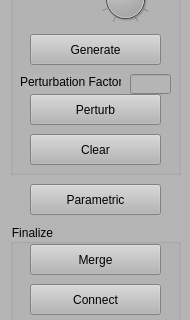
Before: the Qt Designer form StreetDesigner/ControlWidget.ui in gnishida/StreetDesigner, drawn with Qt 5; both pictures show x 0 to 190 and y 596 to 916 of the 190 by 916 pixel window.
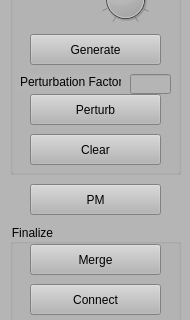
After: the same form once the commit is applied.

The edit to the form file:
```diff
--- a/StreetDesigner/ControlWidget.ui
+++ b/StreetDesigner/ControlWidget.ui
@@ -567,7 +567,7 @@
      </rect>
     </property>
     <property name="text">
-     <string>Parametric</string>
+     <string>PM</string>
     </property>
    </widget>
   </widget>
```
Left out of the diff: 2 changed lines with no effect on the pictures.
